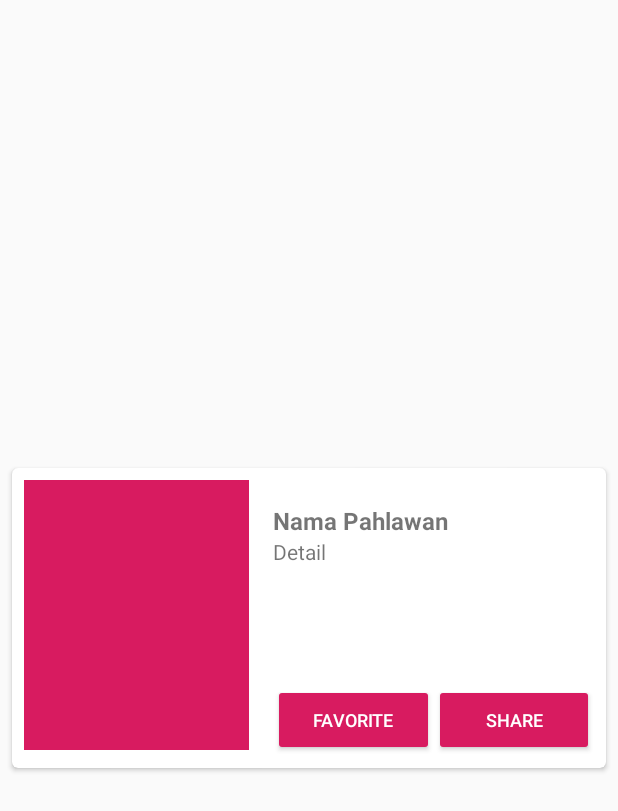
After one commit to KyTama/DicodingMyRecyclerView, an Android app: the layout item_cardview_hero.xml on its own in the app's theme, with its tools: preview values and no code run, on a phone screen of 412 x 824 dp. The commit adds this screen. Shown: the top 811 px of the screen. Run offline under Robolectric (Android 15) with nearby library versions, the phone set to English and light mode, and no system bars.

Commit message:
Add Grid & CardView

```diff
--- /dev/null
+++ b/app/src/main/res/layout/item_cardview_hero.xml
@@ -0,0 +1,85 @@
+<?xml version="1.0" encoding="utf-8"?>
+<androidx.cardview.widget.CardView xmlns:android="http://schemas.android.com/apk/res/android"
+    xmlns:card_view="http://schemas.android.com/apk/res-auto"
+    xmlns:tools="http://schemas.android.com/tools"
+    android:id="@+id/card_view"
+    android:layout_width="match_parent"
+    android:layout_height="wrap_content"
+    android:layout_gravity="center"
+    android:layout_marginLeft="8dp"
+    android:layout_marginTop="4dp"
+    android:layout_marginRight="8dp"
+    android:layout_marginBottom="4dp"
+    card_view:cardCornerRadius="4dp">
+
+    <RelativeLayout
+        android:layout_width="match_parent"
+        android:layout_height="200dp"
+        android:padding="8dp">
+
+        <ImageView
+            android:id="@+id/img_item_photo"
+            android:layout_width="150dp"
+            android:layout_height="220dp"
+            android:layout_marginBottom="4dp"
+            android:scaleType="centerCrop"
+            tools:src="@color/colorAccent" />
+
+        <TextView
+            android:id="@+id/tv_item_name"
+            android:layout_width="match_parent"
+            android:layout_height="wrap_content"
+            android:layout_marginLeft="16dp"
+            android:layout_marginTop="16dp"
+            android:layout_marginRight="16dp"
+            android:layout_toEndOf="@id/img_item_photo"
+            android:layout_toRightOf="@id/img_item_photo"
+            android:textSize="16sp"
+            android:textStyle="bold"
+            tools:text="@string/heroes_name" />
+
+        <TextView
+            android:id="@+id/tv_item_detail"
+            android:layout_width="match_parent"
+            android:layout_height="match_parent"
+            android:layout_above="@+id/layout_button"
+            android:layout_below="@+id/tv_item_name"
+            android:layout_marginLeft="16dp"
+            android:layout_marginRight="16dp"
+            android:layout_toEndOf="@+id/img_item_photo"
+            android:layout_toRightOf="@id/img_item_photo"
+            android:ellipsize="end"
+            android:maxLines="5"
+            tools:text="@string/detail" />
+
+        <LinearLayout
+            android:id="@+id/layout_button"
+            android:layout_width="match_parent"
+            android:layout_height="wrap_content"
+            android:layout_alignParentBottom="true"
+            android:layout_marginStart="16dp"
+            android:layout_marginLeft="16dp"
+            android:layout_toEndOf="@+id/img_item_photo"
+            android:layout_toRightOf="@id/img_item_photo"
+            android:orientation="horizontal">
+
+            <Button
+                android:id="@+id/btn_set_favorite"
+                style="@style/Widget.AppCompat.Button.Colored"
+                android:layout_width="match_parent"
+                android:layout_height="wrap_content"
+                android:layout_weight="1"
+                android:text="@string/favorite"
+                android:textSize="12sp" />
+
+            <Button
+                android:id="@+id/btn_set_share"
+                style="@style/Widget.AppCompat.Button.Colored"
+                android:layout_width="match_parent"
+                android:layout_height="wrap_content"
+                android:layout_weight="1"
+                android:text="@string/share"
+                android:textSize="12sp" />
+        </LinearLayout>
+    </RelativeLayout>
+</androidx.cardview.widget.CardView>
```
Also changed, not shown: app/src/main/java/com/dicodeky/myrecyclerview/MainActivity.java (+32 -0 lines), app/src/main/java/com/dicodeky/myrecyclerview/adapter/CardViewHeroAdapter.java (added, +75 -0 lines), app/src/main/java/com/dicodeky/myrecyclerview/adapter/GridHeroAdapter.java (added, +54 -0 lines), app/src/main/res/layout/item_grid_hero.xml (added, +15 -0 lines).
